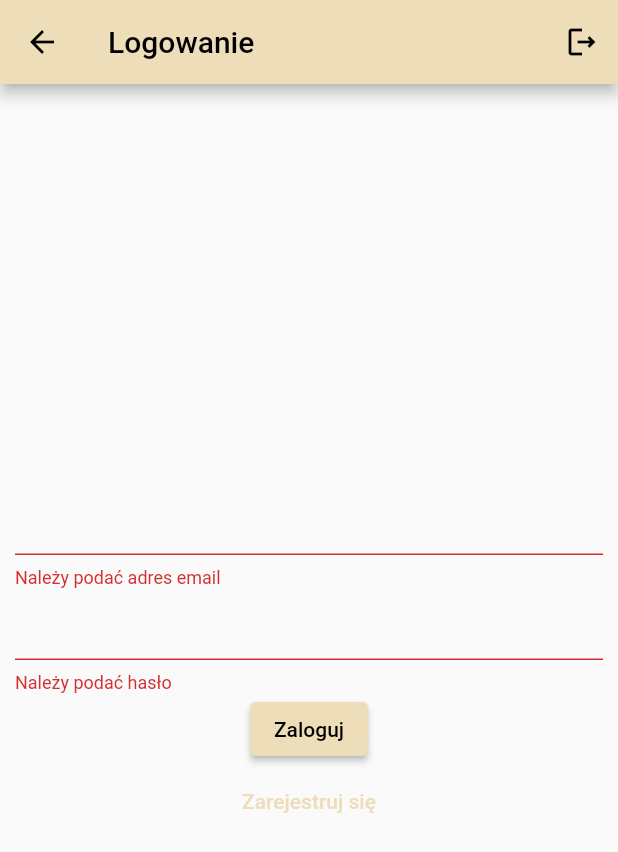
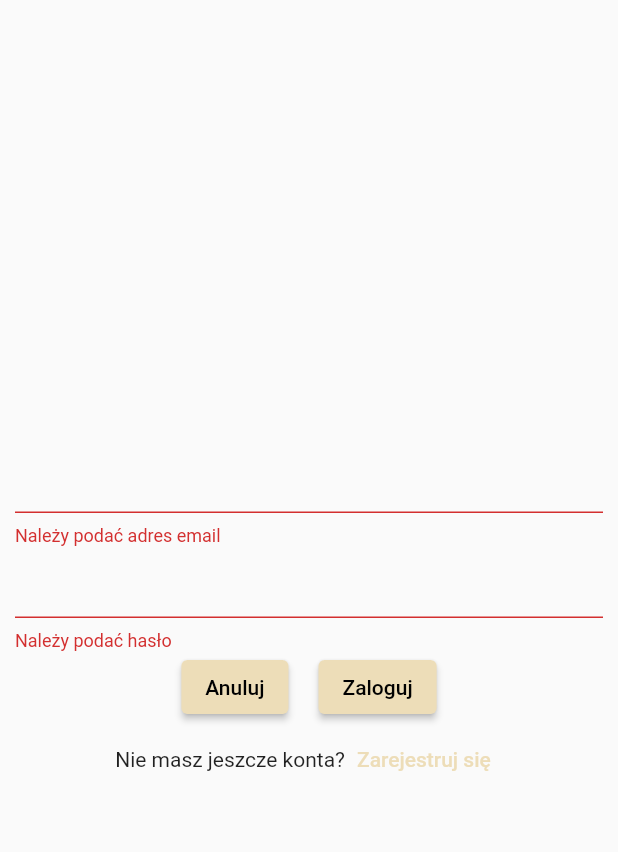
Before and after one commit to FerencMarcin/Cafe-mobile-app, a Flutter app: the screen it shows after launch, after a tap on "Zaloguj się", on a phone screen of 412 x 824 dp. Shown: the top 852 px of the screen. Run offline on Flutter 3.47's test engine with Material 2 defaults, Android fonts, the phone set to English and light mode, and no system bars; our stand-ins replace carousel_slider, dio, flutter_secure_storage, get, jwt_decoder, shared_preferences; statements that could not run were skipped.

Commit message:
Remove appbar, add cancel button closes #9

```diff
--- a/lib/view/login_view.dart
+++ b/lib/view/login_view.dart
@@ -23,7 +23,6 @@ class _LoginViewState extends State<LoginView> {
   @override
   Widget build(BuildContext context) {
     return Scaffold(
-      appBar: AppBarView(appBarTitle: 'Logowanie'),
       body: Padding(
         padding: EdgeInsets.symmetric(horizontal: 10),
         child: Form(
@@ -48,6 +47,16 @@ class _LoginViewState extends State<LoginView> {
                       : null;
                 },
               ),
+              Row(
+                mainAxisAlignment: MainAxisAlignment.center,
+                children: [
+                  ElevatedButton(
+                      onPressed: ()  {
+                        Navigator.pop(context);
+                      },
+                      child: Text('Anuluj')
+                  ),
+                  SizedBox(width: 20.0),
                   ElevatedButton(
                       onPressed: () async {
                         if (_formKey.currentState?.validate() ?? false) {
@@ -59,11 +68,20 @@ class _LoginViewState extends State<LoginView> {
                       },
                       child: Text('Zaloguj')
                   ),
+                ],
+              ),
+              Row(
+                mainAxisAlignment: MainAxisAlignment.center,
+                crossAxisAlignment: CrossAxisAlignment.center,
+                children: [
+                  Text("Nie masz jeszcze konta?"),
                   TextButton(
                       onPressed: () async {
                         Navigator.pushNamed(context, '/registration');
                       },
                       child: Text('Zarejestruj się')
+                  )
+                ],
               )
             ],
           ),
```
Also changed, not shown: lib/view/registration_view.dart (+13 -1 lines). Lines whose indentation alone changed are shown as unchanged.
